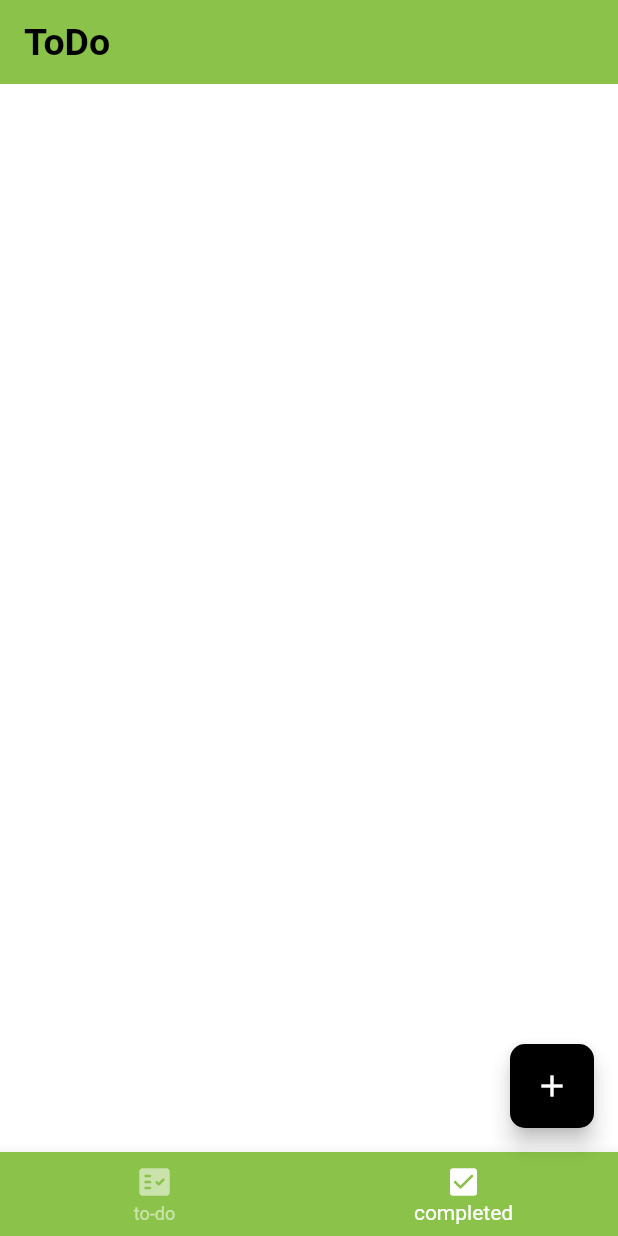
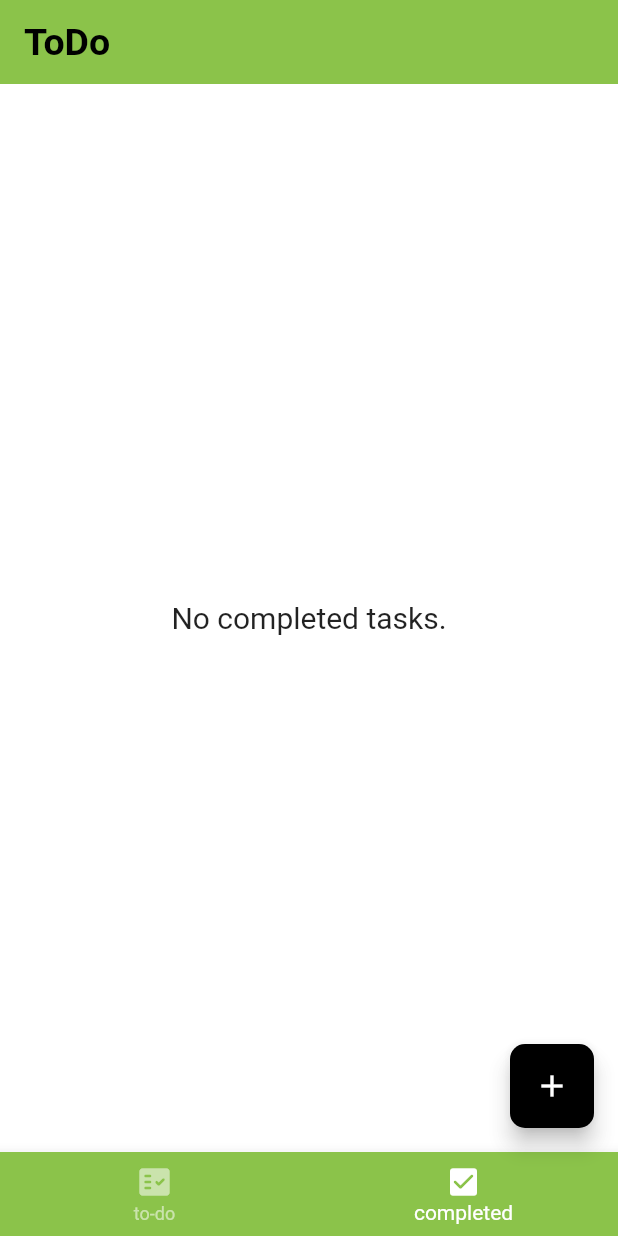
Before and after one commit to mpijuk/ToDo_app, a Flutter app: the screen it shows after launch, item 2 of the bottom bar chosen, on a phone screen of 412 x 824 dp. Run offline on Flutter 3.47's test engine with Material 2 defaults, Android fonts, the phone set to English and light mode, and no system bars; our stand-ins replace flutter_slidable.

Commit message:
make check task button functional

```diff
--- /dev/null
+++ b/lib/CustomWidgets/CompletedTodoList.dart
@@ -0,0 +1,32 @@
+import 'package:flutter/material.dart';
+import 'package:provider/provider.dart';
+import 'package:todo/Provider/TodoProvider.dart';
+import 'package:todo/CustomWidgets/TodoTask.dart';
+
+class CompletedTodoList extends StatelessWidget {
+  const CompletedTodoList({Key? key}) : super(key: key);
+
+  @override
+  Widget build(BuildContext context) {
+    final provider = Provider.of<TodoProvider>(context);
+    final allTasks = provider.todosCompleted;
+
+    return allTasks.isEmpty
+        ? Center(
+      child: Text(
+        'No completed tasks.',
+        style: TextStyle(fontSize: 20),
+      ),
+    )
+        : ListView.separated(
+      physics: BouncingScrollPhysics(),
+      padding: EdgeInsets.all(16),
+      separatorBuilder: (context, index) => Divider(height:  8),
+      itemCount: allTasks.length,
+      itemBuilder: (context, index) {
+        final todo = allTasks[index];
+        return TodoTask(todo: todo);
+      },
+    );
+  }
+}
--- a/lib/CustomWidgets/TodoList.dart
+++ b/lib/CustomWidgets/TodoList.dart
@@ -4,8 +4,8 @@ import 'package:todo/CustomWidgets/TodoTask.dart';
 import 'package:todo/Provider/TodoProvider.dart';
 import 'package:todo/Models/Todo.dart';
 
-class TodoListWidget extends StatelessWidget {
-  const TodoListWidget({Key? key}) : super(key: key);
+class TodoList extends StatelessWidget {
+  const TodoList({Key? key}) : super(key: key);
 
   @override
   Widget build(BuildContext context) {
@@ -27,7 +27,7 @@ class TodoListWidget extends StatelessWidget {
             itemCount: allTasks.length,
             itemBuilder: (context, index) {
               final todo = allTasks[index];
-              return TodoWidget(todo: todo);
+              return TodoTask(todo: todo);
             },
         );
   }
--- a/lib/Screens/Home.dart
+++ b/lib/Screens/Home.dart
@@ -2,6 +2,7 @@ import 'package:flutter/material.dart';
 import 'package:todo/CustomWidgets/TodoList.dart';
 import 'package:todo/main.dart';
 import 'package:todo/CustomWidgets/AddTodoDialog.dart';
+import 'package:todo/CustomWidgets/CompletedTodoList.dart';
 
 class HomeScreen extends StatefulWidget {
   const HomeScreen({Key? key}) : super(key: key);
@@ -18,8 +19,8 @@ class _HomeScreenState extends State<HomeScreen> {
   Widget build(BuildContext context) {
 
     final tabs = [
-      TodoListWidget(),
-      Container(),
+      TodoList(),
+      CompletedTodoList(),
     ];
 
     return Scaffold(
@@ -61,7 +62,7 @@ class _HomeScreenState extends State<HomeScreen> {
         backgroundColor: Colors.black,
         onPressed: () => showDialog(
           context: context,
-          builder: (BuildContext context) => AddTodoWidget(),
+          builder: (BuildContext context) => AddTodoDialog(),
           barrierDismissible: true,
         ),
       ),
```
Also changed, not shown: lib/CustomWidgets/AddTodoDialog.dart (+4 -4 lines), lib/CustomWidgets/TodoTask.dart (+10 -3 lines), lib/Provider/TodoProvider.dart (+11 -0 lines).
